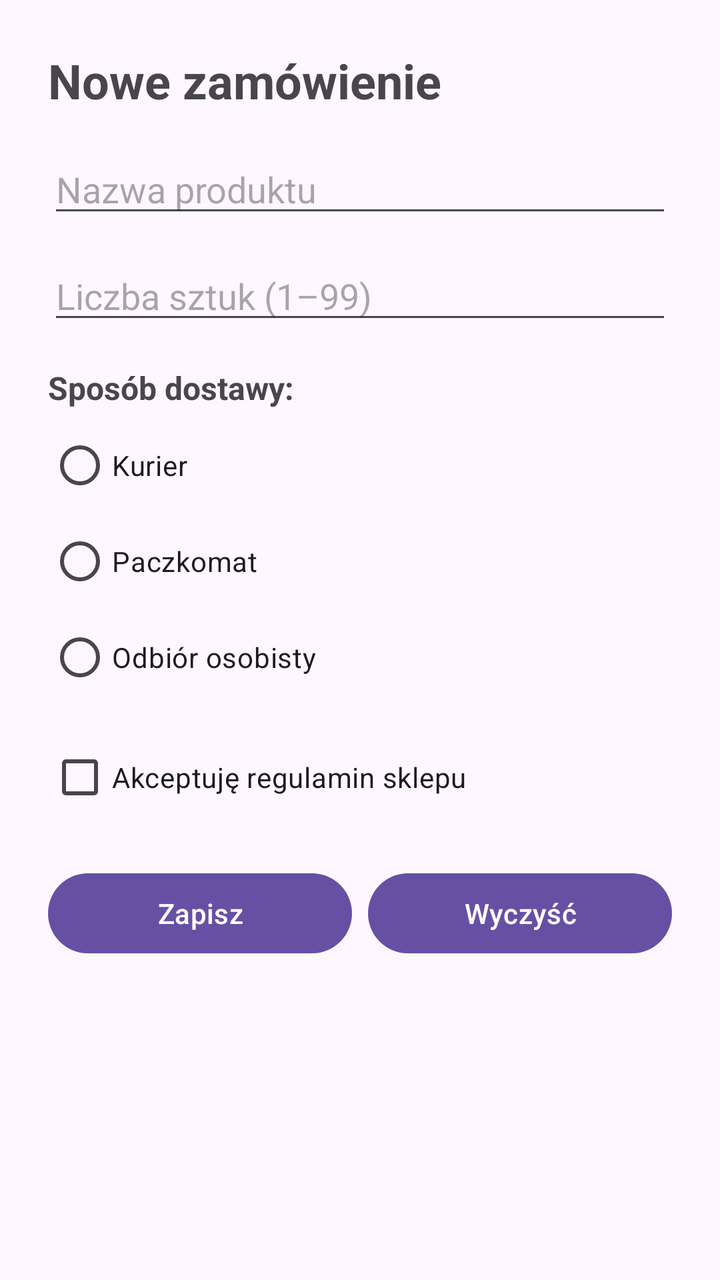
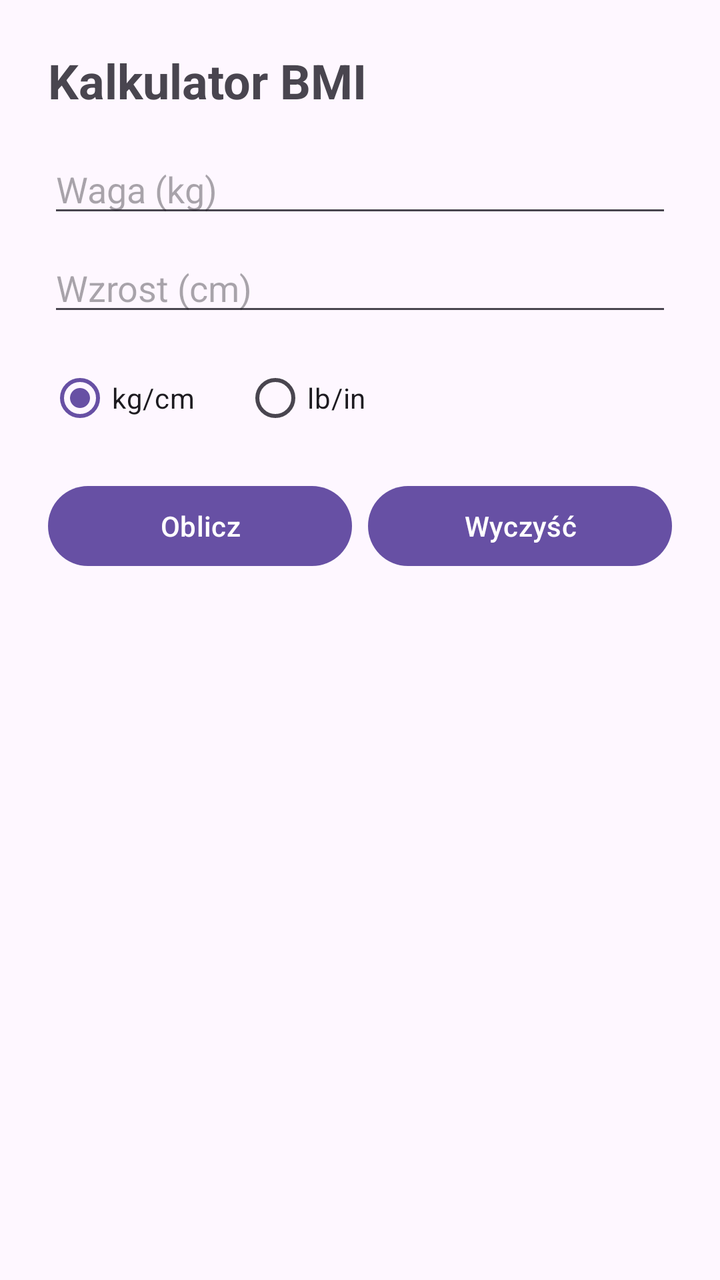

Screens rendered from an Android XML layout before and after an edit, with the pre-edit source and the edit as a unified diff.
<!-- AndroidManifest.xml: application theme Theme.Bmiapp -->
<!-- res/layout/activity_main.xml -->
<?xml version="1.0" encoding="utf-8"?>
<ScrollView
    xmlns:android="http://schemas.android.com/apk/res/android"
    android:id="@+id/main"
    android:layout_width="match_parent"
    android:layout_height="match_parent"
    android:padding="24dp">

    <LinearLayout
        android:layout_width="match_parent"
        android:layout_height="wrap_content"
        android:orientation="vertical">

        <TextView
            android:layout_width="match_parent"
            android:layout_height="wrap_content"
            android:text="@string/shop_form_title"
            android:textSize="24sp"
            android:textStyle="bold" />

        <EditText
            android:id="@+id/edit_product_name"
            android:layout_width="match_parent"
            android:layout_height="wrap_content"
            android:layout_marginTop="16dp"
            android:autofillHints=""
            android:hint="@string/hint_product_name"
            android:inputType="textCapSentences" />

        <EditText
            android:id="@+id/edit_quantity"
            android:layout_width="match_parent"
            android:layout_height="wrap_content"
            android:layout_marginTop="12dp"
            android:autofillHints=""
            android:hint="@string/hint_quantity"
            android:inputType="number" />

        <TextView
            android:layout_width="wrap_content"
            android:layout_height="wrap_content"
            android:layout_marginTop="16dp"
            android:text="@string/label_delivery"
            android:textSize="16sp"
            android:textStyle="bold" />

        <RadioGroup
            android:id="@+id/radio_group_delivery"
            android:layout_width="match_parent"
            android:layout_height="wrap_content"
            android:layout_marginTop="4dp"
            android:orientation="vertical">

            <RadioButton
                android:id="@+id/radio_courier"
                android:layout_width="wrap_content"
                android:layout_height="wrap_content"
                android:text="@string/delivery_courier" />

            <RadioButton
                android:id="@+id/radio_locker"
                android:layout_width="wrap_content"
                android:layout_height="wrap_content"
                android:text="@string/delivery_locker" />

            <RadioButton
                android:id="@+id/radio_pickup"
                android:layout_width="wrap_content"
                android:layout_height="wrap_content"
                android:text="@string/delivery_pickup" />
        </RadioGroup>

        <CheckBox
            android:id="@+id/check_terms"
            android:layout_width="match_parent"
            android:layout_height="wrap_content"
            android:layout_marginTop="12dp"
            android:text="@string/checkbox_terms" />

        <LinearLayout
            android:layout_width="match_parent"
            android:layout_height="wrap_content"
            android:layout_marginTop="20dp"
            android:orientation="horizontal">

            <Button
                android:id="@+id/button_save"
                android:layout_width="0dp"
                android:layout_height="wrap_content"
                android:layout_weight="1"
                android:text="@string/button_save" />

            <Button
                android:id="@+id/button_clear"
                android:layout_width="0dp"
                android:layout_height="wrap_content"
                android:layout_marginStart="8dp"
                android:layout_weight="1"
                android:text="@string/button_clear" />
        </LinearLayout>

    </LinearLayout>
</ScrollView>
<!-- resources referenced by this layout -->
<resources>
  <string name="button_clear">Wyczyść</string>
  <string name="button_save">Zapisz</string>
  <string name="checkbox_terms">Akceptuję regulamin sklepu</string>
  <string name="delivery_courier">Kurier</string>
  <string name="delivery_locker">Paczkomat</string>
  <string name="delivery_pickup">Odbiór osobisty</string>
  <string name="hint_product_name">Nazwa produktu</string>
  <string name="hint_quantity">Liczba sztuk (1–99)</string>
  <string name="label_delivery">Sposób dostawy:</string>
  <string name="shop_form_title">Nowe zamówienie</string>
  <style name="Theme.Bmiapp" parent="Base.Theme.Bmiapp" />
  <style name="Base.Theme.Bmiapp" parent="Theme.Material3.DayNight.NoActionBar">
          
          
      </style>
</resources>

<!-- the commit's change to res/layout/activity_main.xml (unified diff, before → after) -->
@@ -1,103 +1,87 @@
 <?xml version="1.0" encoding="utf-8"?>
-<ScrollView
+<LinearLayout
     xmlns:android="http://schemas.android.com/apk/res/android"
     android:id="@+id/main"
     android:layout_width="match_parent"
     android:layout_height="match_parent"
+    android:orientation="vertical"
     android:padding="24dp">
+
+    <TextView
+        android:layout_width="match_parent"
+        android:layout_height="wrap_content"
+        android:text="@string/title"
+        android:textSize="24sp"
+        android:textStyle="bold" />
+
+    <EditText
+        android:id="@+id/edit_weight"
+        android:layout_width="match_parent"
+        android:layout_height="wrap_content"
+        android:layout_marginTop="16dp"
+        android:autofillHints=""
+        android:hint="@string/hint_weight"
+        android:inputType="numberDecimal" />
+
+    <EditText
+        android:id="@+id/edit_height"
+        android:layout_width="match_parent"
+        android:layout_height="wrap_content"
+        android:layout_marginTop="8dp"
+        android:autofillHints=""
+        android:hint="@string/hint_height"
+        android:inputType="numberDecimal" />
+
+    <RadioGroup
+        android:id="@+id/radio_group_units"
+        android:layout_width="match_parent"
+        android:layout_height="wrap_content"
+        android:layout_marginTop="12dp"
+        android:orientation="horizontal">
+
+        <RadioButton
+            android:id="@+id/radio_metric"
+            android:layout_width="wrap_content"
+            android:layout_height="wrap_content"
+            android:checked="true"
+            android:text="@string/unit_metric" />
+
+        <RadioButton
+            android:id="@+id/radio_imperial"
+            android:layout_width="wrap_content"
+            android:layout_height="wrap_content"
+            android:layout_marginStart="24dp"
+            android:text="@string/unit_imperial" />
+    </RadioGroup>
 
     <LinearLayout
         android:layout_width="match_parent"
         android:layout_height="wrap_content"
-        android:orientation="vertical">
+        android:layout_marginTop="16dp"
+        android:orientation="horizontal">
 
-        <TextView
-            android:layout_width="match_parent"
+        <Button
+            android:id="@+id/button_calc"
+            android:layout_width="0dp"
             android:layout_height="wrap_content"
-            android:text="@string/shop_form_title"
-            android:textSize="24sp"
-            android:textStyle="bold" />
+            android:layout_weight="1"
+            android:text="@string/button_calc" />
 
-        <EditText
-            android:id="@+id/edit_product_name"
-            android:layout_width="match_parent"
+        <Button
+            android:id="@+id/button_clear"
+            android:layout_width="0dp"
             android:layout_height="wrap_content"
-            android:layout_marginTop="16dp"
-            android:autofillHints=""
-            android:hint="@string/hint_product_name"
-            android:inputType="textCapSentences" />
+            android:layout_marginStart="8dp"
+            android:layout_weight="1"
+            android:text="@string/button_clear" />
+    </LinearLayout>
 
-        <EditText
-            android:id="@+id/edit_quantity"
-            android:layout_width="match_parent"
-            android:layout_height="wrap_content"
-            android:layout_marginTop="12dp"
-            android:autofillHints=""
-            android:hint="@string/hint_quantity"
-            android:inputType="number" />
+    <TextView
+        android:id="@+id/text_result"
+        android:layout_width="match_parent"
+        android:layout_height="wrap_content"
+        android:layout_marginTop="24dp"
+        android:textSize="20sp"
+        android:visibility="gone" />
 
-        <TextView
-            android:layout_width="wrap_content"
-            android:layout_height="wrap_content"
-            android:layout_marginTop="16dp"
-            android:text="@string/label_delivery"
-            android:textSize="16sp"
-            android:textStyle="bold" />
-
-        <RadioGroup
-            android:id="@+id/radio_group_delivery"
-            android:layout_width="match_parent"
-            android:layout_height="wrap_content"
-            android:layout_marginTop="4dp"
-            android:orientation="vertical">
-
-            <RadioButton
-                android:id="@+id/radio_courier"
-                android:layout_width="wrap_content"
-                android:layout_height="wrap_content"
-                android:text="@string/delivery_courier" />
-
-            <RadioButton
-                android:id="@+id/radio_locker"
-                android:layout_width="wrap_content"
-                android:layout_height="wrap_content"
-                android:text="@string/delivery_locker" />
-
-            <RadioButton
-                android:id="@+id/radio_pickup"
-                android:layout_width="wrap_content"
-                android:layout_height="wrap_content"
-                android:text="@string/delivery_pickup" />
-        </RadioGroup>
-
-        <CheckBox
-            android:id="@+id/check_terms"
-            android:layout_width="match_parent"
-            android:layout_height="wrap_content"
-            android:layout_marginTop="12dp"
-            android:text="@string/checkbox_terms" />
-
-        <LinearLayout
-            android:layout_width="match_parent"
-            android:layout_height="wrap_content"
-            android:layout_marginTop="20dp"
-            android:orientation="horizontal">
-
-            <Button
-                android:id="@+id/button_save"
-                android:layout_width="0dp"
-                android:layout_height="wrap_content"
-                android:layout_weight="1"
-                android:text="@string/button_save" />
-
-            <Button
-                android:id="@+id/button_clear"
-                android:layout_width="0dp"
-                android:layout_height="wrap_content"
-                android:layout_marginStart="8dp"
-                android:layout_weight="1"
-                android:text="@string/button_clear" />
-        </LinearLayout>
-
-    </LinearLayout>
-</ScrollView>
+</LinearLayout>
<!-- resource entries referenced after the edit -->
@@ -1,15 +1,12 @@
 <!-- resources referenced by this layout -->
 <resources>
+  <string name="button_calc">Oblicz</string>
   <string name="button_clear">Wyczyść</string>
-  <string name="button_save">Zapisz</string>
-  <string name="checkbox_terms">Akceptuję regulamin sklepu</string>
-  <string name="delivery_courier">Kurier</string>
-  <string name="delivery_locker">Paczkomat</string>
-  <string name="delivery_pickup">Odbiór osobisty</string>
-  <string name="hint_product_name">Nazwa produktu</string>
-  <string name="hint_quantity">Liczba sztuk (1–99)</string>
-  <string name="label_delivery">Sposób dostawy:</string>
-  <string name="shop_form_title">Nowe zamówienie</string>
+  <string name="hint_height">Wzrost (cm)</string>
+  <string name="hint_weight">Waga (kg)</string>
+  <string name="title">Kalkulator BMI</string>
+  <string name="unit_imperial">lb/in</string>
+  <string name="unit_metric">kg/cm</string>
   <style name="Theme.Bmiapp" parent="Base.Theme.Bmiapp" />
   <style name="Base.Theme.Bmiapp" parent="Theme.Material3.DayNight.NoActionBar">
           
